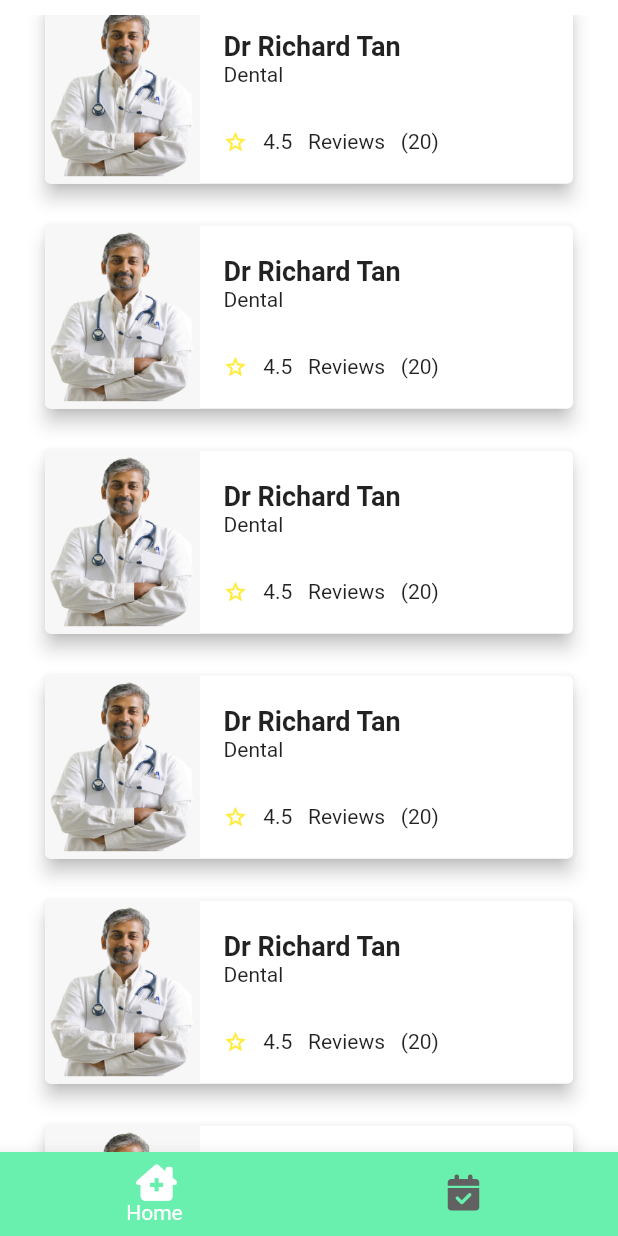
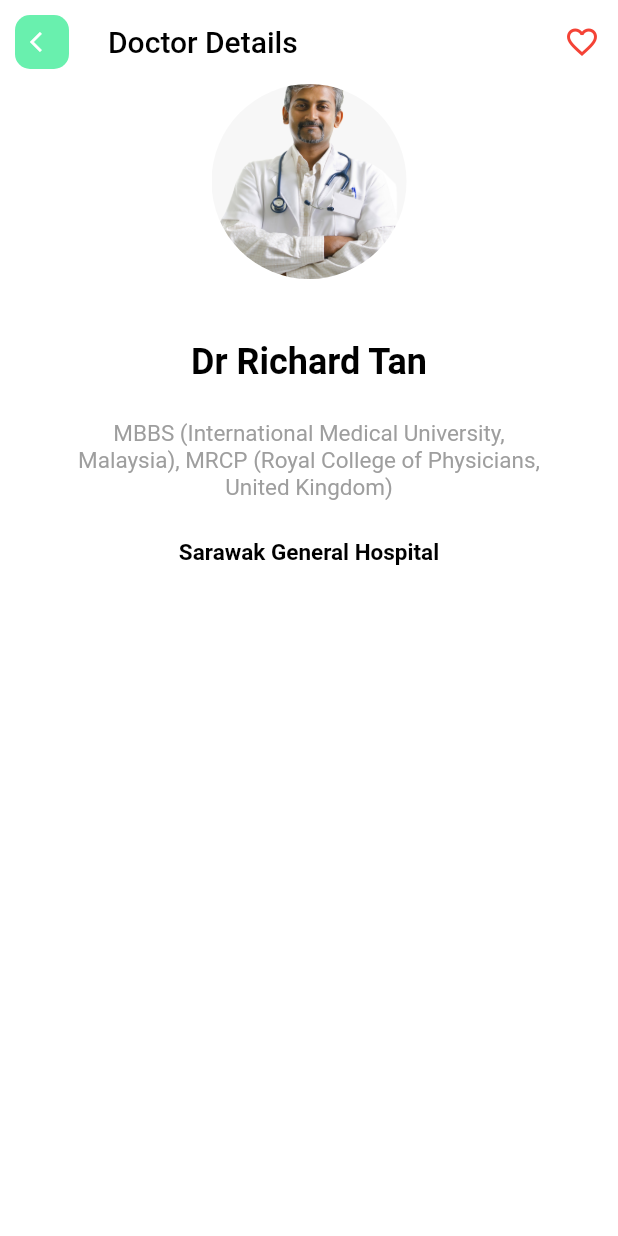
Before and after one commit to CPAD-Gazipur/doc_app, a Flutter app: the HomeLayout screen opened by its route, scrolled down 576 dp, after a tap on "Dr Richard Tan", on a phone screen of 412 x 824 dp. Run offline on Flutter 3.47's test engine with Material 2 defaults, Android fonts, the phone set to English and light mode, and no system bars; our stand-ins replace font_awesome_flutter.

Commit message:
DocApp: DOCTOR DETAILS PROFILE UI ADDED

```diff
--- a/lib/components/components.dart
+++ b/lib/components/components.dart
@@ -1,6 +1,3 @@
-export 'appointment_card.dart';
 export 'custom_button.dart';
 export 'doctor_card.dart';
-export 'login_form.dart';
 export 'schedule_card.dart';
-export 'social_login_button.dart';
--- /dev/null
+++ b/lib/components/custom_app_bar.dart
@@ -0,0 +1,69 @@
+import 'package:doc_app/utils/utils.dart';
+import 'package:flutter/material.dart';
+import 'package:font_awesome_flutter/font_awesome_flutter.dart';
+
+class CustomAppBar extends StatefulWidget implements PreferredSizeWidget {
+  final String title;
+  final String? route;
+  final FaIcon? icon;
+  final List<Widget>? actions;
+
+  const CustomAppBar({
+    Key? key,
+    required this.title,
+    this.route,
+    this.icon,
+    this.actions,
+  }) : super(key: key);
+
+  @override
+  State<CustomAppBar> createState() => _CustomAppBarState();
+
+  @override
+  Size get preferredSize => const Size.fromHeight(kToolbarHeight);
+}
+
+class _CustomAppBarState extends State<CustomAppBar> {
+  @override
+  Widget build(BuildContext context) {
+    return AppBar(
+      automaticallyImplyLeading: true,
+      backgroundColor: Colors.white,
+      elevation: 0,
+      title: Text(
+        widget.title,
+        style: const TextStyle(
+          color: Colors.black,
+          fontSize: 20,
+        ),
+      ),
+      leading: widget.icon != null
+          ? Container(
+              margin: const EdgeInsets.symmetric(
+                horizontal: 10,
+                vertical: 10,
+              ),
+              decoration: BoxDecoration(
+                color: Config.primaryColor,
+                borderRadius: BorderRadius.circular(10),
+              ),
+              child: Center(
+                child: IconButton(
+                  onPressed: () {
+                    if (widget.route != null) {
+                      Navigator.of(context).pushNamed(widget.route!);
+                    } else {
+                      Navigator.of(context).pop();
+                    }
+                  },
+                  icon: widget.icon!,
+                  color: Colors.white,
+                  iconSize: 16,
+                ),
+              ),
+            )
+          : null,
+      actions: widget.actions,
+    );
+  }
+}
--- a/lib/components/doctor_card.dart
+++ b/lib/components/doctor_card.dart
@@ -2,7 +2,8 @@ import 'package:doc_app/utils/config.dart';
 import 'package:flutter/material.dart';
 
 class DoctorCard extends StatefulWidget {
-  const DoctorCard({Key? key}) : super(key: key);
+  final String route;
+  const DoctorCard({Key? key, required this.route}) : super(key: key);
 
   @override
   State<DoctorCard> createState() => _DoctorCardState();
@@ -19,7 +20,9 @@ class _DoctorCardState extends State<DoctorCard> {
         vertical: 10,
       ),
       child: GestureDetector(
-        onTap: () {},
+        onTap: () {
+          Navigator.of(context).pushNamed(widget.route);
+        },
         child: Card(
           elevation: 5,
           shape: RoundedRectangleBorder(
--- a/lib/screens/home_layout.dart
+++ b/lib/home_layout.dart
@@ -1,5 +1,5 @@
-import 'package:doc_app/screens/appointment_screen.dart';
-import 'package:doc_app/screens/home_screen.dart';
+import 'package:doc_app/screens/appointment/appointment_screen.dart';
+import 'package:doc_app/screens/home/home_screen.dart';
 import 'package:flutter/material.dart';
 import 'package:font_awesome_flutter/font_awesome_flutter.dart';
 
--- a/lib/main.dart
+++ b/lib/main.dart
@@ -1,6 +1,8 @@
 import 'package:doc_app/screens/screens.dart';
 import 'package:doc_app/utils/utils.dart';
 import 'package:flutter/material.dart';
+
+import 'home_layout.dart';
 
 void main() {
   runApp(const MyApp());
@@ -42,6 +44,7 @@ class MyApp extends StatelessWidget {
       routes: {
         '/': (context) => const AuthScreen(),
         '/main': (context) => const HomeLayout(),
+        '/doctor-details': (context) => const DoctorDetailsScreen(),
       },
     );
   }
--- a/lib/screens/auth_screen.dart
+++ b/lib/screens/auth/auth_screen.dart
@@ -1,4 +1,5 @@
 import 'package:doc_app/components/components.dart';
+import 'package:doc_app/screens/screens.dart';
 import 'package:doc_app/utils/utils.dart';
 import 'package:flutter/material.dart';
 
--- a/lib/components/login_form.dart
+++ b/lib/screens/auth/components/login_form.dart
@@ -57,7 +57,7 @@ class _LoginFormState extends State<LoginForm> {
                         Icons.visibility_off_outlined,
                         color: Colors.black38,
                       )
-                    : Icon(
+                    : const Icon(
                         Icons.visibility_outlined,
                         color: Config.primaryColor,
                       ),
--- /dev/null
+++ b/lib/screens/doctor_details/components/doctor_about_info_section.dart
@@ -0,0 +1,14 @@
+import 'package:doc_app/utils/utils.dart';
+import 'package:flutter/cupertino.dart';
+
+class DoctorAboutInfoSection extends StatelessWidget {
+  const DoctorAboutInfoSection({Key? key}) : super(key: key);
+
+  @override
+  Widget build(BuildContext context) {
+    Config().init(context);
+    return Row(
+      children: [],
+    );
+  }
+}
--- /dev/null
+++ b/lib/screens/doctor_details/components/doctor_profile_details_section.dart
@@ -0,0 +1,23 @@
+import 'package:doc_app/screens/doctor_details/components/doctor_about_info_section.dart';
+import 'package:doc_app/utils/utils.dart';
+import 'package:flutter/material.dart';
+
+class DoctorProfileDetailsSection extends StatelessWidget {
+  const DoctorProfileDetailsSection({Key? key}) : super(key: key);
+
+  @override
+  Widget build(BuildContext context) {
+    Config().init(context);
+    return Container(
+      padding: const EdgeInsets.all(20),
+      margin: const EdgeInsets.only(bottom: 30),
+      child: Column(
+        crossAxisAlignment: CrossAxisAlignment.stretch,
+        children: const [
+          Config.spaceSmall,
+          DoctorAboutInfoSection(),
+        ],
+      ),
+    );
+  }
+}
--- /dev/null
+++ b/lib/screens/doctor_details/components/doctor_profile_info_section.dart
@@ -0,0 +1,60 @@
+import 'package:doc_app/utils/config.dart';
+import 'package:flutter/material.dart';
+
+class DoctorProfileInfoSection extends StatelessWidget {
+  const DoctorProfileInfoSection({Key? key}) : super(key: key);
+
+  @override
+  Widget build(BuildContext context) {
+    Config().init(context);
+    return SizedBox(
+      width: double.infinity,
+      child: Column(
+        children: [
+          const CircleAvatar(
+            radius: 65,
+            backgroundImage: AssetImage('assets/images/doctor_2.png'),
+            backgroundColor: Colors.white,
+          ),
+          Config.spaceMedium,
+          const Text(
+            'Dr Richard Tan',
+            style: TextStyle(
+              fontWeight: FontWeight.bold,
+              fontSize: 24,
+              color: Colors.black,
+            ),
+          ),
+          Config.spaceSmall,
+          SizedBox(
+            width: Config.screenWidth! * 0.75,
+            child: const Text(
+              'MBBS (International Medical University, Malaysia), '
+              'MRCP (Royal College of Physicians, United Kingdom)',
+              softWrap: true,
+              textAlign: TextAlign.center,
+              style: TextStyle(
+                color: Colors.grey,
+                fontSize: 15,
+              ),
+            ),
+          ),
+          Config.spaceSmall,
+          SizedBox(
+            width: Config.screenWidth! * 0.75,
+            child: const Text(
+              'Sarawak General Hospital',
+              softWrap: true,
+              textAlign: TextAlign.center,
+              style: TextStyle(
+                color: Colors.black,
+                fontWeight: FontWeight.bold,
+                fontSize: 15,
+              ),
+            ),
+          ),
+        ],
+      ),
+    );
+  }
+}
--- /dev/null
+++ b/lib/screens/doctor_details/doctor_details_screen.dart
@@ -0,0 +1,46 @@
+import 'package:doc_app/components/custom_app_bar.dart';
+import 'package:doc_app/screens/screens.dart';
+import 'package:flutter/material.dart';
+import 'package:font_awesome_flutter/font_awesome_flutter.dart';
+
+class DoctorDetailsScreen extends StatefulWidget {
+  const DoctorDetailsScreen({Key? key}) : super(key: key);
+
+  @override
+  State<DoctorDetailsScreen> createState() => _DoctorDetailsScreenState();
+}
+
+class _DoctorDetailsScreenState extends State<DoctorDetailsScreen> {
+  bool isFavorite = false;
+
+  @override
+  Widget build(BuildContext context) {
+    return Scaffold(
+      appBar: CustomAppBar(
+        title: 'Doctor Details',
+        icon: const FaIcon(Icons.arrow_back_ios),
+        actions: [
+          IconButton(
+            onPressed: () {
+              setState(() {
+                isFavorite = !isFavorite;
+              });
+            },
+            icon: FaIcon(
+              isFavorite ? Icons.favorite_rounded : Icons.favorite_outline,
+              color: Colors.red,
+            ),
+          ),
+        ],
+      ),
+      body: SafeArea(
+        child: Column(
+          children: const [
+            DoctorProfileInfoSection(),
+            DoctorProfileDetailsSection(),
+          ],
+        ),
+      ),
+    );
+  }
+}
--- a/lib/screens/home_screen.dart
+++ b/lib/screens/home/home_screen.dart
@@ -1,4 +1,5 @@
 import 'package:doc_app/components/components.dart';
+import 'package:doc_app/screens/screens.dart';
 import 'package:doc_app/utils/utils.dart';
 import 'package:flutter/material.dart';
 import 'package:font_awesome_flutter/font_awesome_flutter.dart';
@@ -146,7 +147,9 @@ class _HomeScreenState extends State<HomeScreen> {
                 Column(
                   children: List.generate(
                     10,
-                    (index) => const DoctorCard(),
+                    (index) => const DoctorCard(
+                      route: '/doctor-details',
+                    ),
                   ),
                 )
               ],
--- a/lib/screens/screens.dart
+++ b/lib/screens/screens.dart
@@ -1,4 +1,10 @@
-export 'appointment_screen.dart';
-export 'auth_screen.dart';
-export 'home_layout.dart';
-export 'home_screen.dart';
+export 'appointment/appointment_screen.dart';
+export 'auth/auth_screen.dart';
+export 'auth/components/login_form.dart';
+export 'auth/components/social_login_button.dart';
+export 'doctor_details/components/doctor_about_info_section.dart';
+export 'doctor_details/components/doctor_profile_details_section.dart';
+export 'doctor_details/components/doctor_profile_info_section.dart';
+export 'doctor_details/doctor_details_screen.dart';
+export 'home/components/appointment_card.dart';
+export 'home/home_screen.dart';
```
Also changed, not shown: lib/screens/appointment/appointment_screen.dart (renamed from lib/screens/appointment_screen.dart), lib/screens/auth/components/social_login_button.dart (renamed from lib/components/social_login_button.dart), lib/screens/home/components/appointment_card.dart (renamed from lib/components/appointment_card.dart).
